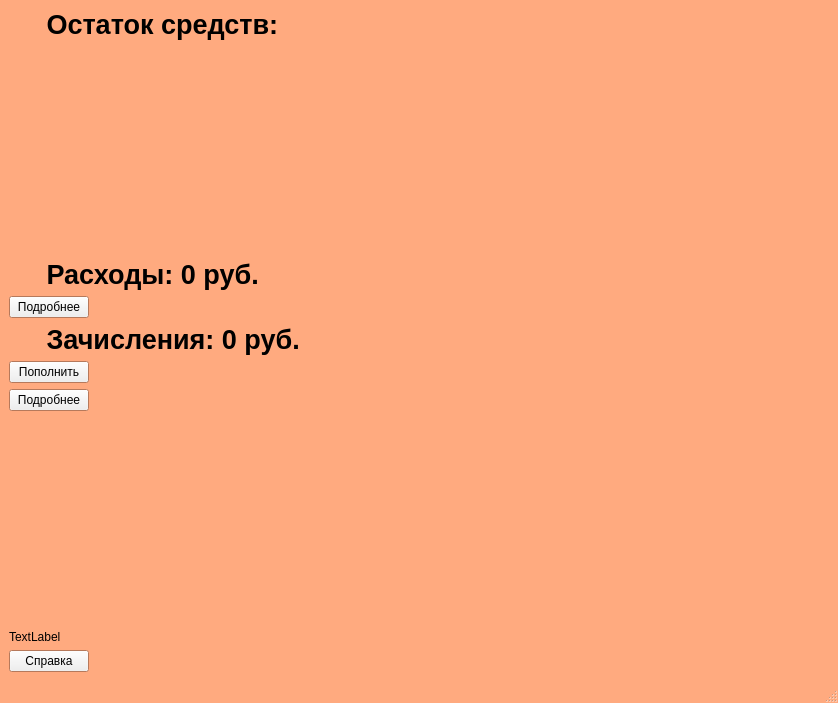
Above: project.ui from boldoed/QT_YandexProject. before the change. Below: the same form after it.
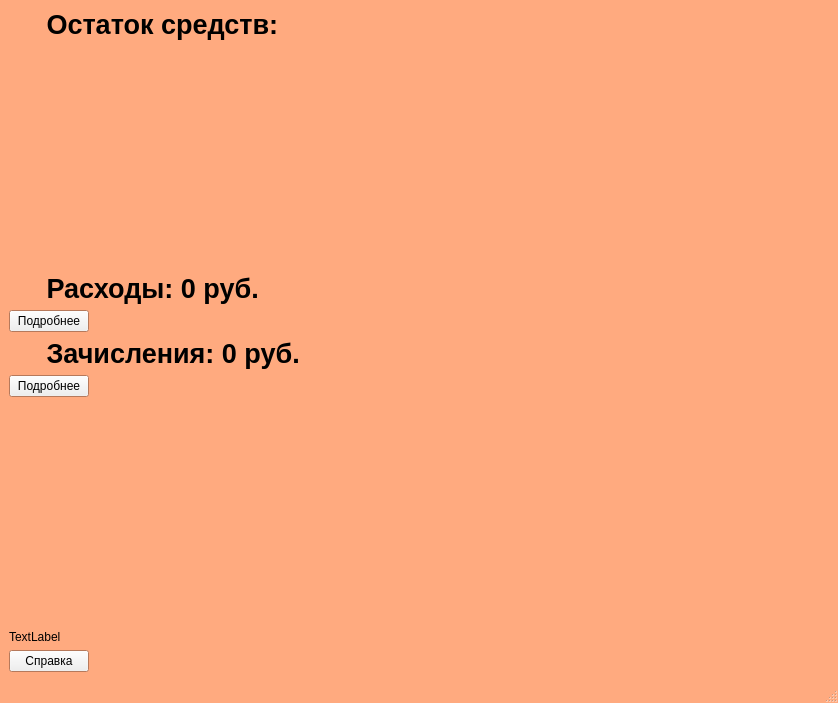
That is the form after the change.

What changed in the file:
```diff
--- a/project.ui
+++ b/project.ui
@@ -147,18 +147,11 @@
     <item row="5" column="0">
      <widget class="QPushButton" name="popolnenie_btn">
       <property name="text">
-       <string>Пополнить</string>
-      </property>
-     </widget>
-    </item>
-    <item row="6" column="0">
-     <widget class="QPushButton" name="popolnenie_inf_btn">
-      <property name="text">
        <string>Подробнее</string>
       </property>
      </widget>
     </item>
-    <item row="8" column="0">
+    <item row="7" column="0">
      <spacer name="Space_help">
       <property name="orientation">
        <enum>Qt::Vertical</enum>
```
Left out of the diff: 6 changed lines with no effect on the pictures.
